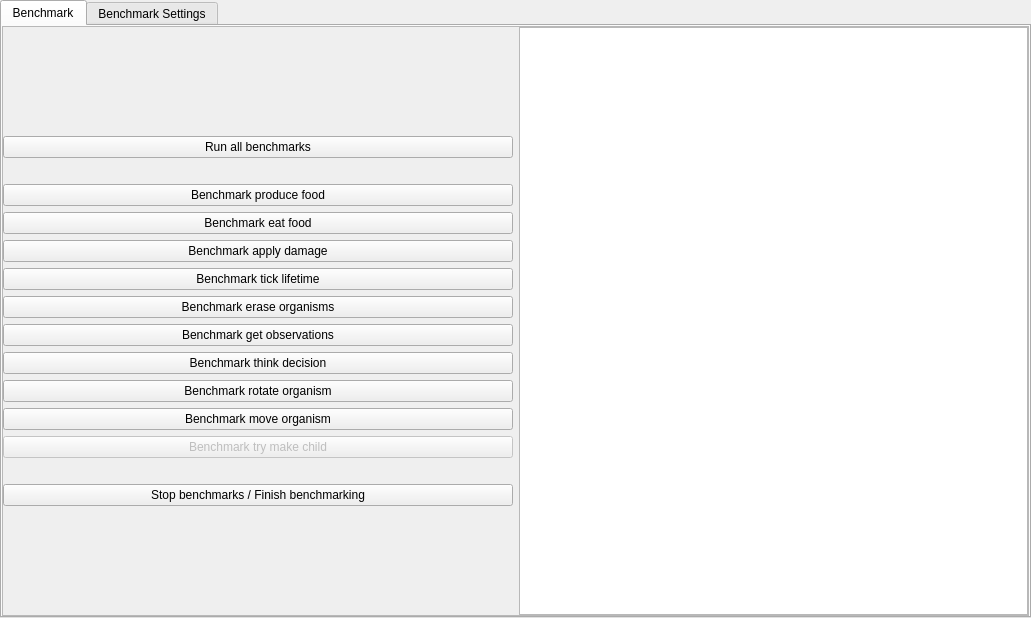
This is Source/UiFiles/benchmark.ui in SuperSpaceEye/LifeEngineExtended as Qt 5 draws it before an edit. The edited form follows.
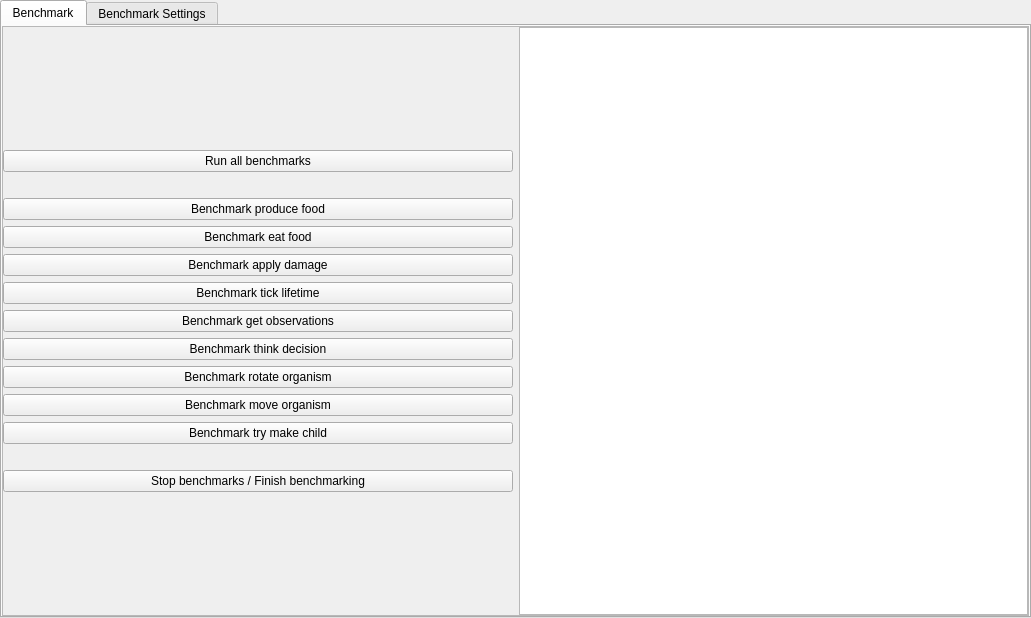
This is the edited form.

Commit message: Benchmarks are back, but I probably made some mistake, because some organisms functions which time should increase linearly with increase in cells does not increase at all.

What changed in the file:
```diff
--- a/Source/UiFiles/benchmark.ui
+++ b/Source/UiFiles/benchmark.ui
@@ -161,13 +161,6 @@
                  </property>
                 </widget>
                </item>
-               <item>
-                <widget class="QPushButton" name="b_benchmark_erase_organisms">
-                 <property name="text">
-                  <string>Benchmark erase organisms</string>
-                 </property>
-                </widget>
-               </item>
                <item>
                 <widget class="QPushButton" name="b_benchmark_get_observations">
                  <property name="text">
@@ -199,7 +192,7 @@
                <item>
                 <widget class="QPushButton" name="b_benchmark_try_make_child">
                  <property name="enabled">
-                  <bool>false</bool>
+                  <bool>true</bool>
                  </property>
                  <property name="text">
                   <string>Benchmark try make child</string>
```
Left out of the diff: 17 changed lines with no effect on the pictures. The commit also changes 9 other files.
